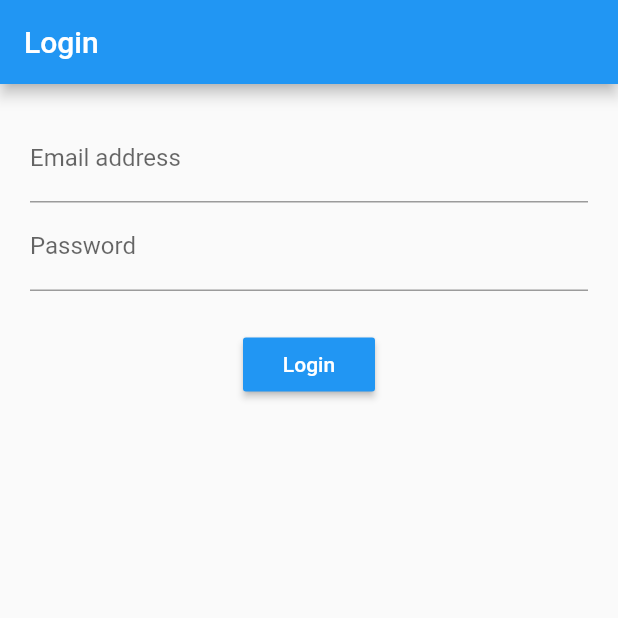
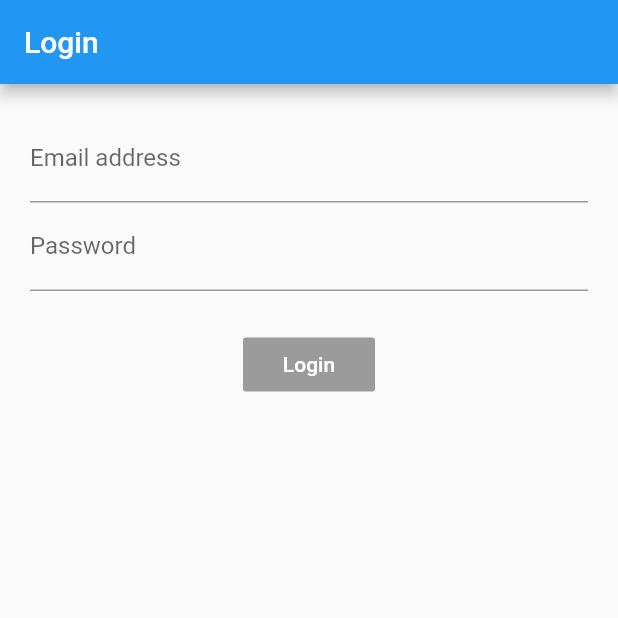
Before and after one commit to hjJunior/flutter-login-with-bloc-pattern, a Flutter app: the screen it shows after launch, on a phone screen of 412 x 824 dp, the top half of it. Run offline on Flutter 3.47's test engine with Material 2 defaults, Android fonts, the phone set to English and light mode, and no system bars; our stand-ins replace rxdart.

Commit message:
Added rxdart and refactored code

```diff
--- a/lib/src/blocs/bloc.dart
+++ b/lib/src/blocs/bloc.dart
@@ -1,15 +1,25 @@
 import 'dart:async';
 import 'validators.dart';
+import 'package:rxdart/rxdart.dart';
 
 class Bloc with Validators {
-  final StreamController _emailController = StreamController<String>();
-  final StreamController _passwordController = StreamController<String>();
+  final BehaviorSubject _emailController = BehaviorSubject<String>();
+  final BehaviorSubject _passwordController = BehaviorSubject<String>();
 
   Function(String) get changeEmail => _emailController.sink.add;
   Function(String) get changePassword => _passwordController.sink.add;
 
   Stream<String> get email => _emailController.stream.transform(validateEmail);
   Stream<String> get password => _passwordController.stream.transform(validatePassword);
+  Stream<bool> get submitValid => Observable.combineLatest2(email, password, (email, password) => true);
+
+  void submit() {
+    final validEmail = _emailController.value;
+    final validPassword = _passwordController.value;
+
+    print('Email is $validEmail');
+    print('Password is $validPassword');
+  }
 
   void dispose() {
     _emailController.close();
--- a/lib/src/screens/login.dart
+++ b/lib/src/screens/login.dart
@@ -18,7 +18,7 @@ class Login extends StatelessWidget {
             emailField(bloc),
             passwordField(bloc),
             Container(margin: EdgeInsets.only(top: 25.0)),
-            submitButton()
+            submitButton(bloc)
           ],
         ),
       )
@@ -55,9 +55,14 @@ class Login extends StatelessWidget {
     }
   );
 
-  Widget submitButton() => RaisedButton(
-    onPressed: () {},
-    child: Text('Login', style: TextStyle(color: Colors.white),),
-    color: Colors.blue,
+  Widget submitButton(Bloc bloc) => StreamBuilder<bool>(
+    stream: bloc.submitValid,
+    builder: (context, snap) {
+      return RaisedButton(
+        onPressed: (!snap.hasData) ? null : bloc.submit,
+        child: Text('Login', style: TextStyle(color: Colors.white),),
+        color: Colors.blue,
+      );
+    },
   );
 }
--- a/pubspec.yaml
+++ b/pubspec.yaml
@@ -13,6 +13,7 @@ environment:
   sdk: ">=2.0.0-dev.68.0 <3.0.0"
 
 dependencies:
+  rxdart: ^0.19.0
   flutter:
     sdk: flutter
 
```
